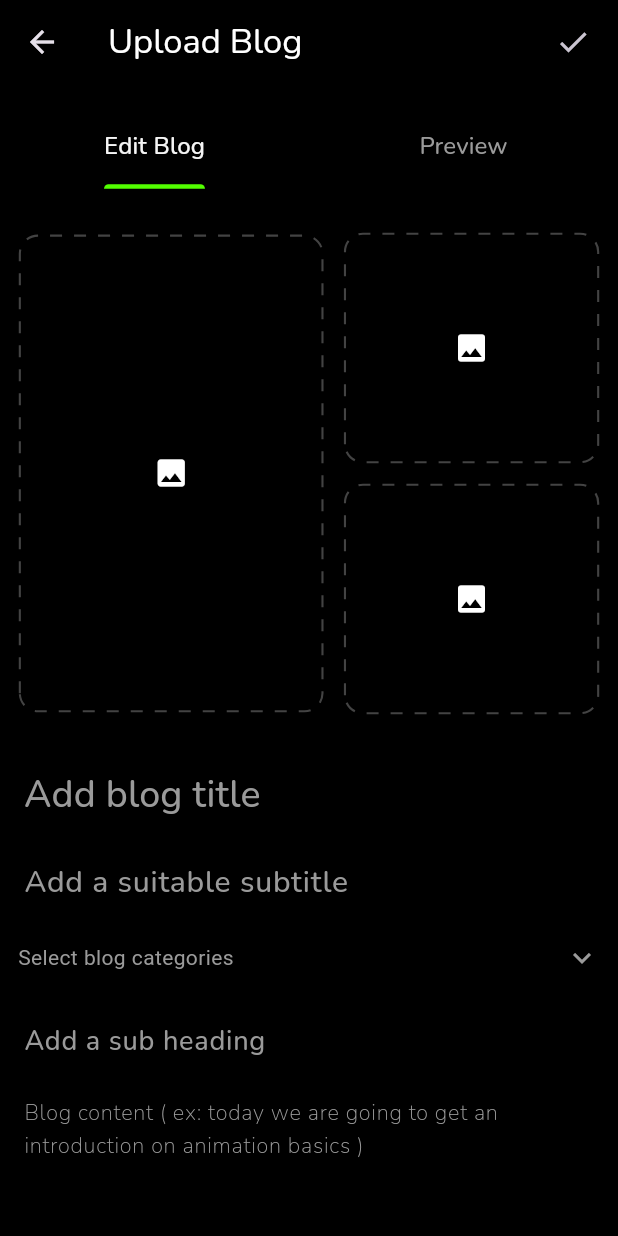
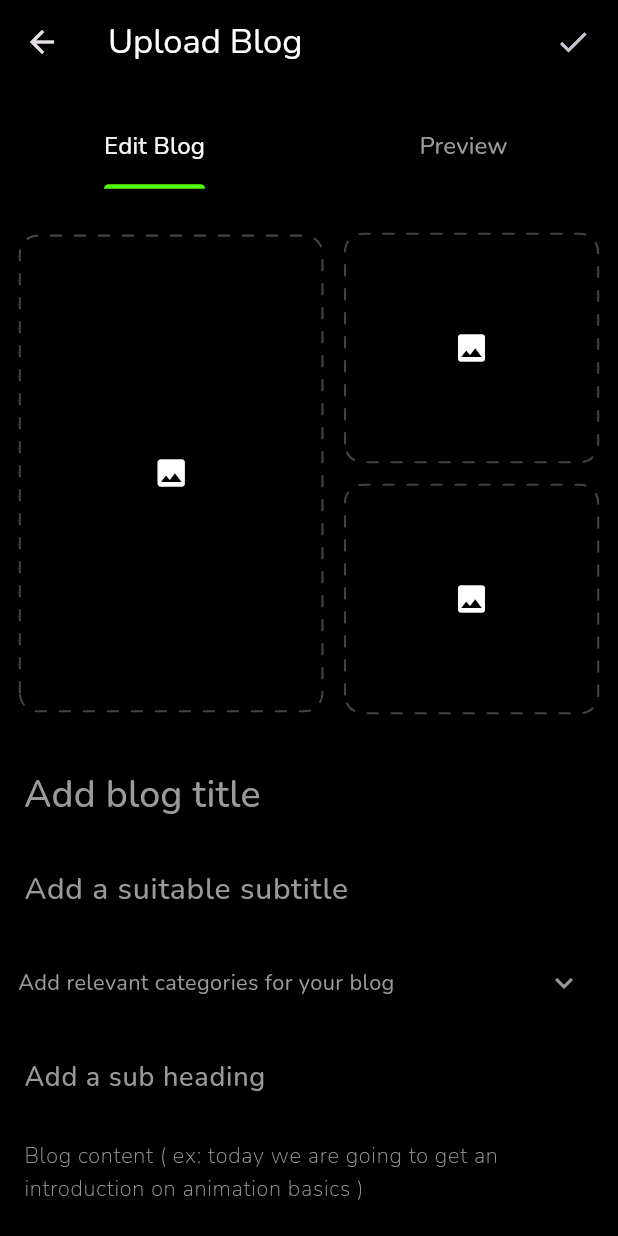
Before and after one commit to sahilchavan94/flutter_clean_architecture_blog_app, a Flutter app: the AddNewBlog screen opened directly, on a phone screen of 412 x 824 dp. Run offline on Flutter 3.47's test engine with Material 3 defaults, Android fonts, the phone set to English and light mode, and no system bars; drawn by our look-alikes of dotted_border; our stand-ins replace bloc, cached_network_image, carousel_slider, firebase_auth, firebase_core, firebase_database and 6 more; accounts and stored records are empty.

Commit message:
added preview 2

```diff
--- a/lib/features/blog/presentation/widgets/edit_blog_widgets/add_blog_content.dart
+++ b/lib/features/blog/presentation/widgets/edit_blog_widgets/add_blog_content.dart
@@ -20,7 +20,7 @@ class _AddBlogContentWidgetState extends State<AddBlogContentWidget> {
         return Column(
           children: [
             const SizedBox(
-              height: 20,
+              height: 15,
             ),
             TextFormField(
               controller: editBlogManager.blogSubHeading,
@@ -48,7 +48,7 @@ class _AddBlogContentWidgetState extends State<AddBlogContentWidget> {
               maxLines: null,
             ),
             const SizedBox(
-              height: 10,
+              height: 15,
             ),
             TextFormField(
               controller: editBlogManager.blogContent,
--- a/lib/features/blog/presentation/widgets/edit_blog_widgets/add_blog_info_widget.dart
+++ b/lib/features/blog/presentation/widgets/edit_blog_widgets/add_blog_info_widget.dart
@@ -50,7 +50,7 @@ class _AddBlogInfoWidgetState extends State<AddBlogInfoWidget> {
               maxLines: null,
             ),
             const SizedBox(
-              height: 10,
+              height: 15,
             ),
 
             TextFormField(
@@ -88,8 +88,7 @@ class _AddBlogInfoWidgetState extends State<AddBlogInfoWidget> {
               onTap: () {
                 addBlogCategories(editBlogManager);
               },
-              child: editBlogManager.blogCategories.isNotEmpty
-                  ? Column(
+              child: Column(
                 crossAxisAlignment: CrossAxisAlignment.start,
                 children: [
                   Row(
@@ -97,15 +96,13 @@ class _AddBlogInfoWidgetState extends State<AddBlogInfoWidget> {
                     children: [
                       Text(
                         'Add relevant categories for your blog',
-                              style: AppTheme
-                                  .darkThemeData.textTheme.displayMedium!
+                        style: AppTheme.darkThemeData.textTheme.displayMedium!
                             .copyWith(
                           color: AppPallete.grayLight,
                         ),
                       ),
                       IconButton(
-                              icon: const Icon(
-                                  Icons.keyboard_arrow_down_outlined),
+                        icon: const Icon(Icons.keyboard_arrow_down_outlined),
                         color: AppPallete.grayLight,
                         onPressed: () {
                           addBlogCategories(editBlogManager);
@@ -113,24 +110,10 @@ class _AddBlogInfoWidgetState extends State<AddBlogInfoWidget> {
                       ),
                     ],
                   ),
+                  if (editBlogManager.blogCategories.isNotEmpty)
                     BlogInterestWrapper(
                       list: editBlogManager.blogCategories,
                     ),
-                      ],
-                    )
-                  : const Row(
-                      mainAxisAlignment: MainAxisAlignment.spaceBetween,
-                      children: [
-                        Text(
-                          'Select blog categories',
-                          style: TextStyle(
-                            color: AppPallete.grayLight,
-                          ),
-                        ),
-                        Icon(
-                          Icons.keyboard_arrow_down_outlined,
-                          color: AppPallete.grayLight,
-                        )
                 ],
               ),
             ),
--- a/pubspec.yaml
+++ b/pubspec.yaml
@@ -44,6 +44,7 @@ dependencies:
   image_picker: ^1.1.0
   carousel_slider: ^4.2.1
   provider: ^6.1.2
+  intl: ^0.19.0
 
 dev_dependencies:
   flutter_lints: ^3.0.0
```
Also changed, not shown: lib/features/blog/presentation/pages/blog_peview.dart (+61 -12 lines), pubspec.lock. Lines whose indentation alone changed are shown as unchanged.
